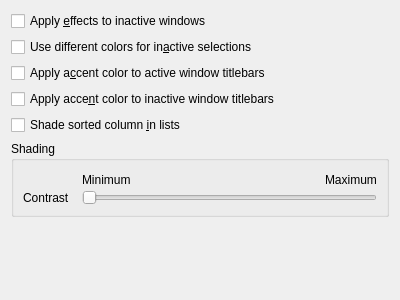
KDE/plasma-workspace, file kcms/colors/editor/scmeditoroptions.ui: the form before one commit.
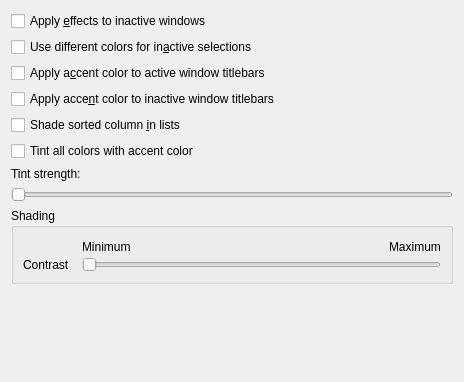
The form after the commit.

Commit message:
kcms/colors: tint themes with accent colour
Seems to be in vogue now, and got feature requests for this.
This uses the OKLAB colour space to tint colour schemes with
the accent colour (if it has one), for a more harmonious look.

Patch:
```diff
--- a/kcms/colors/editor/scmeditoroptions.ui
+++ b/kcms/colors/editor/scmeditoroptions.ui
@@ -6,8 +6,8 @@
    <rect>
     <x>0</x>
     <y>0</y>
-    <width>400</width>
-    <height>300</height>
+    <width>464</width>
+    <height>382</height>
    </rect>
   </property>
   <layout class="QVBoxLayout" name="verticalLayout">
@@ -46,6 +46,30 @@
      </property>
     </widget>
    </item>
+   <item>
+    <widget class="QCheckBox" name="tintColors">
+     <property name="text">
+      <string>Tint all colors with accent color</string>
+     </property>
+    </widget>
+   </item>
+   <item>
+    <widget class="QLabel" name="label">
+     <property name="text">
+      <string>Tint strength:</string>
+     </property>
+    </widget>
+   </item>
+   <item>
+    <widget class="QSlider" name="tintStrengthSlider">
+     <property name="maximum">
+      <number>100</number>
+     </property>
+     <property name="orientation">
+      <enum>Qt::Horizontal</enum>
+     </property>
+    </widget>
+   </item>
    <item>
     <widget class="QGroupBox" name="groupBox_5">
      <property name="toolTip">
```
Left out of the diff: 28 changed lines with no effect on the pictures. The commit also changes 10 other files.
